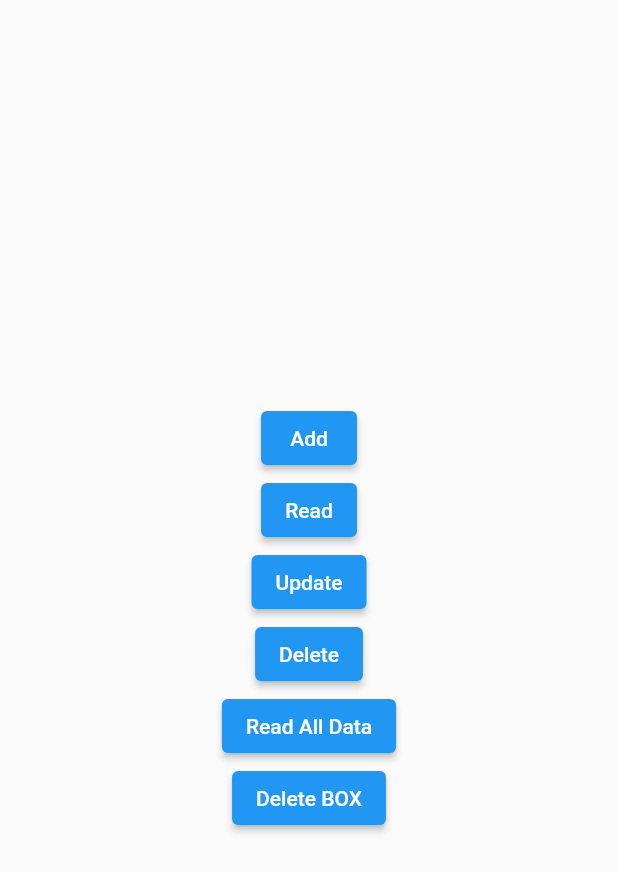
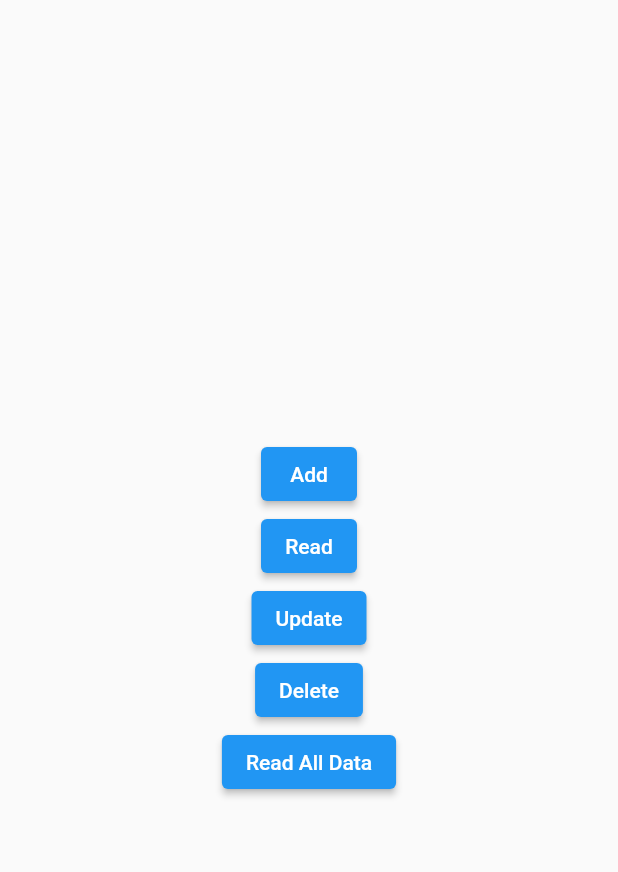
Before and after one commit to pawaraishwarya49/Hive-1, a Flutter app: the screen it shows after launch, on a phone screen of 412 x 824 dp. Shown: the top 872 px of the screen. Run offline on Flutter 3.47's test engine with Material 2 defaults, Android fonts, the phone set to English and light mode, and no system bars; our stand-ins replace hive, hive_flutter; accounts and stored records are empty.

Commit message:
Your message about the commit

```diff
--- a/lib/main.dart
+++ b/lib/main.dart
@@ -77,9 +77,9 @@ class _HomePageState extends State<HomePage> {
             }, child: const Text("Read All Data")),
 
 
-            ElevatedButton(onPressed: (){
-              Hive.box('database1').clear();
-            }, child: const  Text("Delete BOX")),
+            // ElevatedButton(onPressed: (){
+            //   Hive.box('database1').clear();
+            // }, child: const  Text("Delete BOX")),
           ],
         ),
       ),
```
Also changed, not shown: pubspec.lock, 48 other files.
